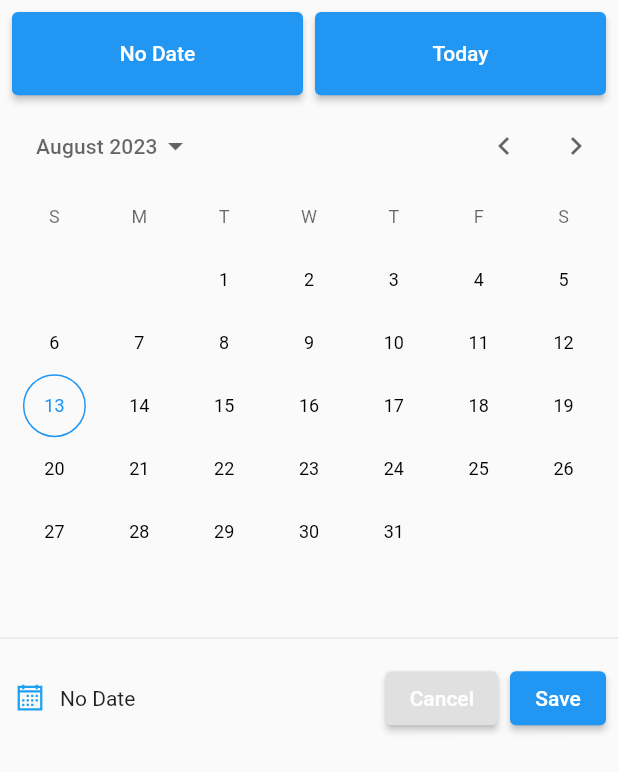
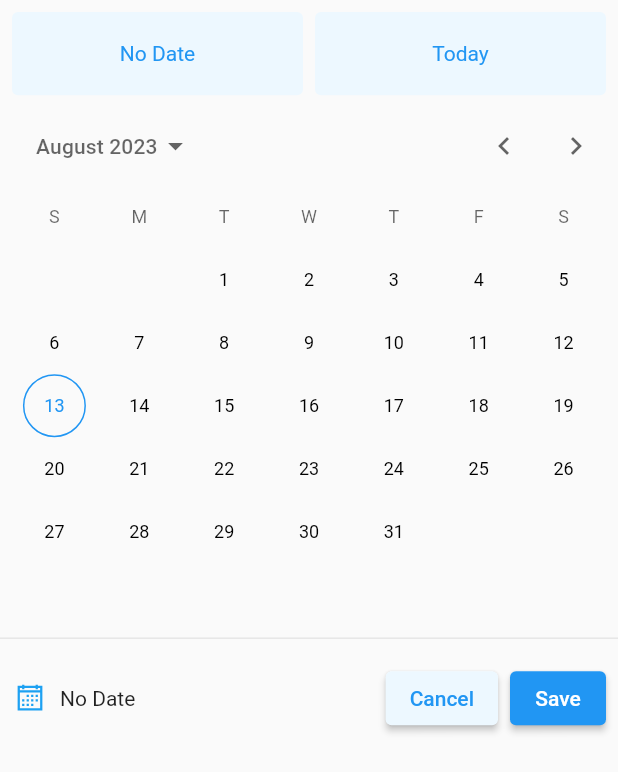
Before and after one commit to justinenerio/employee_list, a Flutter app: the CalendarPickerWidget widget shown alone on an empty page, opened directly with empty values, on a phone screen of 412 x 824 dp. Shown: the top 772 px of the screen. Run offline on Flutter 3.47's test engine with Material 2 defaults, Android fonts, the phone set to English and light mode, and no system bars; drawn by our look-alikes of calendar_date_picker2; our stand-ins replace bloc, flutter_bloc, flutter_svg, freezed_annotation, hive, hive_flutter and 1 more; accounts and stored records are empty; generated files the repository leaves out were written again.

Commit message:
minor updates

```diff
--- a/lib/features/employee/widgets/calendar_widget.dart
+++ b/lib/features/employee/widgets/calendar_widget.dart
@@ -85,32 +85,32 @@ class _CalendarPickerWidgetState extends State<CalendarPickerWidget> {
       shrinkWrap: true,
       children: widget.isStart
           ? [
-              ElevatedButton(
+              _Button(
                 onPressed: () => _updateDate(DateTime.now()),
-                child: const Text('Today'),
+                label: 'Today',
               ),
-              ElevatedButton(
+              _Button(
                 onPressed: () => _updateToWeek(1),
-                child: const Text('Next Monday'),
+                label: 'Next Monday',
               ),
-              ElevatedButton(
+              _Button(
                 onPressed: () => _updateToWeek(2),
-                child: const Text('Next Tuesday'),
+                label: 'Next Tuesday',
               ),
-              ElevatedButton(
+              _Button(
                 onPressed: () =>
                     _updateDate(DateTime.now().add(const Duration(days: 7))),
-                child: const Text('After 1 week'),
+                label: 'After 1 week',
               )
             ]
           : [
-              ElevatedButton(
+              _Button(
                 onPressed: _clearDate,
-                child: const Text('No Date'),
+                label: 'No Date',
               ),
-              ElevatedButton(
+              _Button(
                 onPressed: () => _updateDate(DateTime.now()),
-                child: const Text('Today'),
+                label: 'Today',
               )
             ],
     );
@@ -139,10 +139,15 @@ class _CalendarPickerWidgetState extends State<CalendarPickerWidget> {
               const Spacer(),
               ElevatedButton(
                 style: ElevatedButton.styleFrom(
-                  backgroundColor: Colors.grey[300],
+                  backgroundColor: const Color(0xffEDF8FF),
                 ),
                 onPressed: () => Navigator.of(context).pop(),
-                child: const Text('Cancel'),
+                child: Text(
+                  'Cancel',
+                  style: TextStyle(
+                    color: Theme.of(context).primaryColor,
+                  ),
+                ),
               ),
               const SizedBox(width: 8),
               ElevatedButton(
@@ -157,6 +162,30 @@ class _CalendarPickerWidgetState extends State<CalendarPickerWidget> {
           ),
         )
       ],
+    );
+  }
+}
+
+class _Button extends StatelessWidget {
+  const _Button({required this.onPressed, required this.label});
+  final VoidCallback onPressed;
+  final String label;
+
+  @override
+  Widget build(BuildContext context) {
+    return TextButton(
+      style: TextButton.styleFrom(
+        backgroundColor: const Color(0xffEDF8FF),
+      ),
+      onPressed: onPressed,
+      child: Text(
+        label,
+        style: TextStyle(
+          fontSize: 14,
+          fontWeight: FontWeight.w400,
+          color: Theme.of(context).primaryColor,
+        ),
+      ),
     );
   }
 }
```
Also changed, not shown: lib/features/employee/screens/employee_add_screen.dart (+5 -2 lines), lib/features/employee/screens/employee_list_screen.dart (+25 -8 lines).
